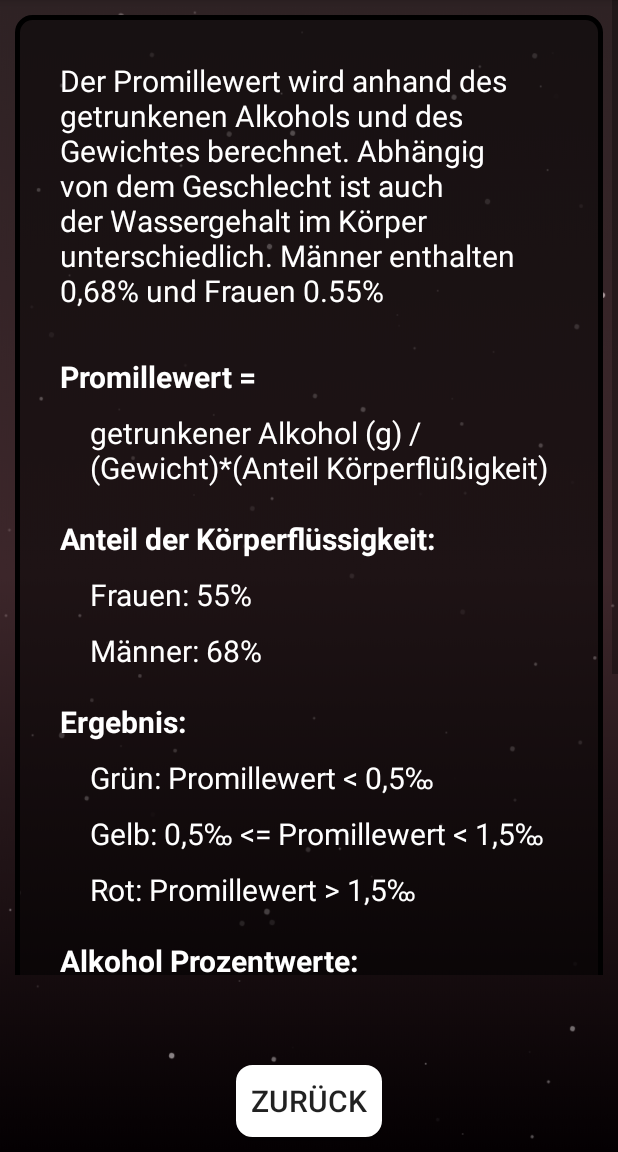
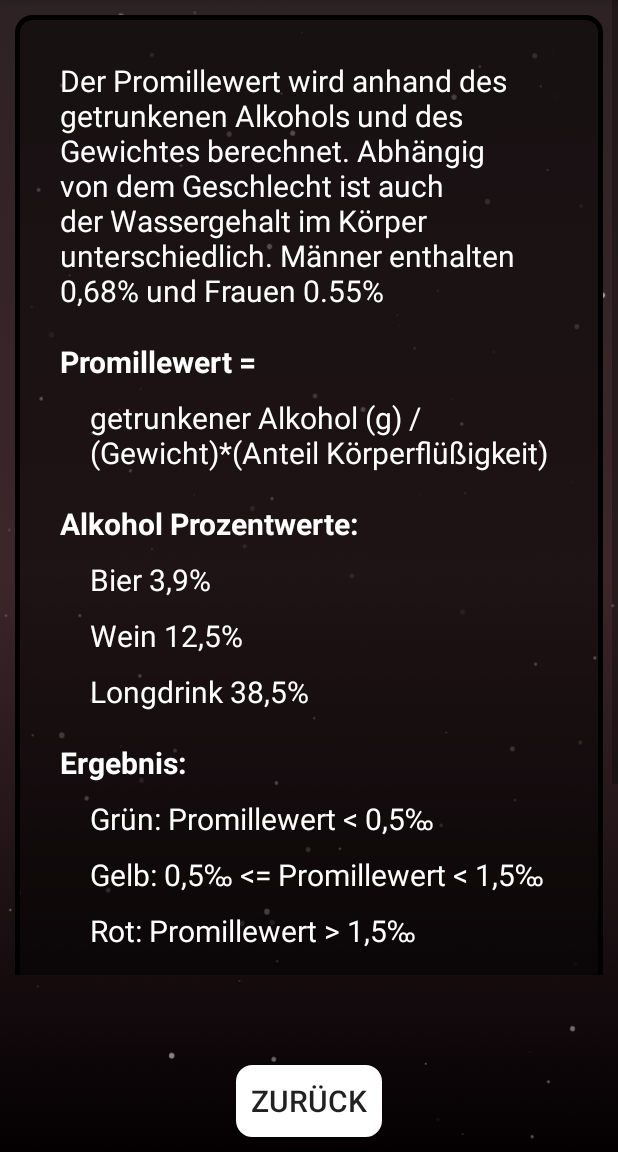
Before and after one commit to not-productive-yet/Promillerechner, an Android app: the Information screen opened directly, with no data from a screen before it, on a phone screen of 412 x 824 dp, the part 84-1236 px from its top. Run offline under Robolectric (Android 15) with nearby library versions, the phone set to English and light mode, and no system bars.

Commit message:
kleinigkeiten 2

```diff
--- a/app/src/main/java/com/example/promillrechner_mobapp/calculator/SelectPerson.java
+++ b/app/src/main/java/com/example/promillrechner_mobapp/calculator/SelectPerson.java
@@ -80,7 +80,7 @@ public class SelectPerson extends AppCompatActivity {
 
     void handlerGoToAlcohol() {
         if(RecyclerViewAdapterListChoose.lastCheckedRB == null){
-            Toast toast = Toast.makeText(this, "Select a person", Toast.LENGTH_SHORT);
+            Toast toast = Toast.makeText(this, "Person auswählen!", Toast.LENGTH_SHORT);
             toast.show();
             return;
         }
--- a/app/src/main/res/layout/activity_calc_alcohol.xml
+++ b/app/src/main/res/layout/activity_calc_alcohol.xml
@@ -11,7 +11,7 @@
     <TextView
         android:layout_width="match_parent"
         android:layout_height="wrap_content"
-        android:text="What drinks did you have?"
+        android:text="Was hast du getrunken?"
         android:textAllCaps="true"
         android:textColor="@android:color/white"
         android:textAlignment="center"
@@ -387,7 +387,7 @@
         android:layout_height="wrap_content"
         android:layout_centerHorizontal="true"
         android:layout_marginTop="620dp"
-        android:text="show results"
+        android:text="zum ergebnis"
         android:background="@drawable/button_layout"
         android:padding="10dp"/>
 
--- a/app/src/main/res/layout/activity_calc_results.xml
+++ b/app/src/main/res/layout/activity_calc_results.xml
@@ -36,7 +36,7 @@
         android:id="@+id/buttonGoToShowDiagram"
         android:layout_width="200dp"
         android:layout_height="wrap_content"
-        android:text="Show diagram"
+        android:text="Diagramm anzeigen"
         android:layout_marginTop="550dp"
         android:layout_centerHorizontal="true"
         android:background="@drawable/button_main"
--- a/app/src/main/res/layout/activity_database_person_list.xml
+++ b/app/src/main/res/layout/activity_database_person_list.xml
@@ -6,12 +6,16 @@
     tools:context=".database.PersonList"
     android:background="@drawable/background_gradient_stars">
 
+    <ScrollView
+        android:layout_width="match_parent"
+        android:layout_height="650dp">
     <androidx.recyclerview.widget.RecyclerView
         android:id="@+id/recyclerviewPerson"
         android:layout_width="match_parent"
         android:layout_height="match_parent"
         tools:layout_editor_absoluteX="213dp"
         tools:layout_editor_absoluteY="197dp" />
+    </ScrollView>
 
     <Button
         android:id="@+id/backButtonList"
--- a/app/src/main/res/layout/activity_information.xml
+++ b/app/src/main/res/layout/activity_information.xml
@@ -33,12 +33,13 @@
                 android:text="Der Promillewert wird anhand des getrunkenen Alkohols und des Gewichtes berechnet. Abhängig von dem Geschlecht ist auch der Wassergehalt im Körper unterschiedlich. Männer enthalten 0,68% und Frauen 0.55%"
                 android:textColor="@color/colorWhite"
                 android:textSize="20sp" />
+
             <TextView
                 android:id="@+id/promillewert"
                 android:layout_width="wrap_content"
                 android:layout_height="wrap_content"
                 android:layout_marginStart="10dp"
-                android:layout_marginTop="30dp"
+                android:layout_marginTop="20dp"
                 android:text="Promillewert ="
                 android:textColor="@color/colorWhite"
                 android:textSize="20sp"
@@ -56,36 +57,45 @@
                 />
 
             <TextView
-                android:id="@+id/liquid"
+                android:id="@+id/alkohol"
                 android:layout_width="wrap_content"
                 android:layout_height="wrap_content"
                 android:layout_marginStart="10dp"
                 android:layout_marginTop="20dp"
-                android:text="Anteil der Körperflüssigkeit:"
+                android:text="Alkohol Prozentwerte:"
                 android:textColor="@color/colorWhite"
                 android:textSize="20sp"
                 android:textStyle="bold" />
 
             <TextView
-                android:id="@+id/weiblich"
+                android:id="@+id/textAlkoholBier"
                 android:layout_width="wrap_content"
                 android:layout_height="wrap_content"
                 android:layout_marginStart="30dp"
                 android:layout_marginTop="10dp"
-                android:text="Frauen: 55%"
+                android:text="Bier 3,9%"
                 android:textColor="@color/colorWhite"
                 android:textSize="20sp" />
 
             <TextView
-                android:id="@+id/männlich"
+                android:id="@+id/textAlkoholWein"
                 android:layout_width="wrap_content"
                 android:layout_height="wrap_content"
                 android:layout_marginStart="30dp"
                 android:layout_marginTop="10dp"
-                android:text="Männer: 68%"
+                android:text="Wein 12,5%"
                 android:textColor="@color/colorWhite"
                 android:textSize="20sp" />
 
+            <TextView
+                android:id="@+id/textAlkoholSchnaps"
+                android:layout_width="wrap_content"
+                android:layout_height="wrap_content"
+                android:layout_marginStart="30dp"
+                android:layout_marginTop="10dp"
+                android:text="Longdrink 38,5%"
+                android:textColor="@color/colorWhite"
+                android:textSize="20sp" />
             <TextView
                 android:id="@+id/ampel"
                 android:layout_width="wrap_content"
@@ -128,46 +138,6 @@
                 android:textSize="20sp" />
 
             <TextView
-                android:id="@+id/alkohol"
-                android:layout_width="wrap_content"
-                android:layout_height="wrap_content"
-                android:layout_marginStart="10dp"
-                android:layout_marginTop="20dp"
-                android:text="Alkohol Prozentwerte:"
-                android:textColor="@color/colorWhite"
-                android:textSize="20sp"
-                android:textStyle="bold" />
-
-            <TextView
-                android:id="@+id/textAlkoholBier"
-                android:layout_width="wrap_content"
-                android:layout_height="wrap_content"
-                android:layout_marginStart="30dp"
-                android:layout_marginTop="10dp"
-                android:text="Bier 3,9%"
-                android:textColor="@color/colorWhite"
-                android:textSize="20sp" />
-
-            <TextView
-                android:id="@+id/textAlkoholWein"
-                android:layout_width="wrap_content"
-                android:layout_height="wrap_content"
-                android:layout_marginStart="30dp"
-                android:layout_marginTop="10dp"
-                android:text="Wein 12,5%"
-                android:textColor="@color/colorWhite"
-                android:textSize="20sp" />
-
-            <TextView
-                android:id="@+id/textAlkoholSchnaps"
-                android:layout_width="wrap_content"
-                android:layout_height="wrap_content"
-                android:layout_marginStart="30dp"
-                android:layout_marginTop="10dp"
-                android:text="Schnaps 38,5%"
-                android:textColor="@color/colorWhite"
-                android:textSize="20sp" />
-            <TextView
                 android:id="@+id/diagramm"
                 android:layout_width="wrap_content"
                 android:layout_height="wrap_content"
--- a/app/src/main/res/layout/activity_main.xml
+++ b/app/src/main/res/layout/activity_main.xml
@@ -16,7 +16,7 @@
         android:padding="20dp"
         android:textSize="22sp"
         android:background="@drawable/button_main"
-        android:text="Calculator"
+        android:text="rechner"
         android:textColor="@color/colorWhite" />
 
     <Button
@@ -29,7 +29,7 @@
         android:padding="20dp"
         android:textSize="22sp"
         android:background="@drawable/button_main"
-        android:text="Person Database"
+        android:text="Personen"
         android:textColor="@color/colorWhite" />
 
     <Button
```
Also changed, not shown: app/src/main/java/com/example/promillrechner_mobapp/calculator/Results.java (+14 -1 lines), app/src/main/res/layout/activity_calc_person.xml (+11 -6 lines), app/src/main/res/layout/activity_database_person_edit.xml (deleted, +0 -108 lines), app/src/main/res/values/strings.xml (+10 -10 lines).
